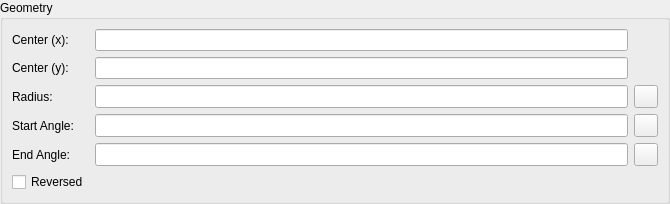
LibreCAD/LibreCAD, file librecad/src/ui/dialogs/entity/lc_arcpropertieseditingwidget.ui: the form before one commit.
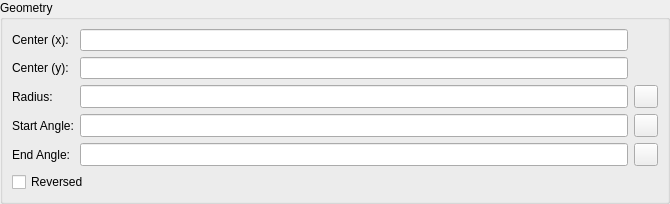
The form after the commit. Icons and pictures are not drawn. Custom widgets are drawn as their Qt base class.

```diff
--- a/librecad/src/ui/dialogs/entity/lc_arcpropertieseditingwidget.ui
+++ b/librecad/src/ui/dialogs/entity/lc_arcpropertieseditingwidget.ui
@@ -319,22 +319,6 @@
         </property>
        </widget>
       </item>
-      <item row="5" column="0">
-       <widget class="QCheckBox" name="cbReversed">
-        <property name="sizePolicy">
-         <sizepolicy hsizetype="Preferred" vsizetype="Preferred">
-          <horstretch>0</horstretch>
-          <verstretch>0</verstretch>
-         </sizepolicy>
-        </property>
-        <property name="toolTip">
-         <string>Defines whether arc is reversed (clockwise)</string>
-        </property>
-        <property name="text">
-         <string>Reversed</string>
-        </property>
-       </widget>
-      </item>
       <item row="6" column="0">
        <spacer name="spacer58">
         <property name="orientation">
@@ -351,6 +335,22 @@
         </property>
        </spacer>
       </item>
+      <item row="5" column="0" colspan="3">
+       <widget class="QCheckBox" name="cbReversed">
+        <property name="sizePolicy">
+         <sizepolicy hsizetype="Preferred" vsizetype="Preferred">
+          <horstretch>0</horstretch>
+          <verstretch>0</verstretch>
+         </sizepolicy>
+        </property>
+        <property name="toolTip">
+         <string>Defines whether arc is reversed (clockwise)</string>
+        </property>
+        <property name="text">
+         <string>Reversed</string>
+        </property>
+       </widget>
+      </item>
      </layout>
     </widget>
    </item>
```
